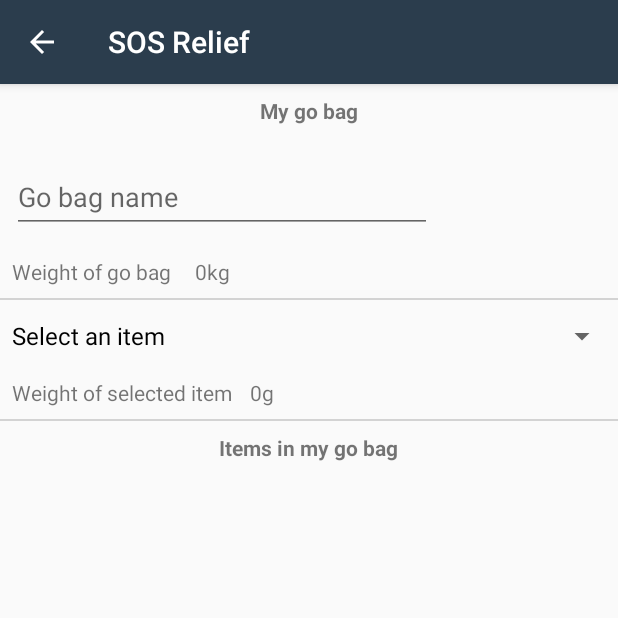
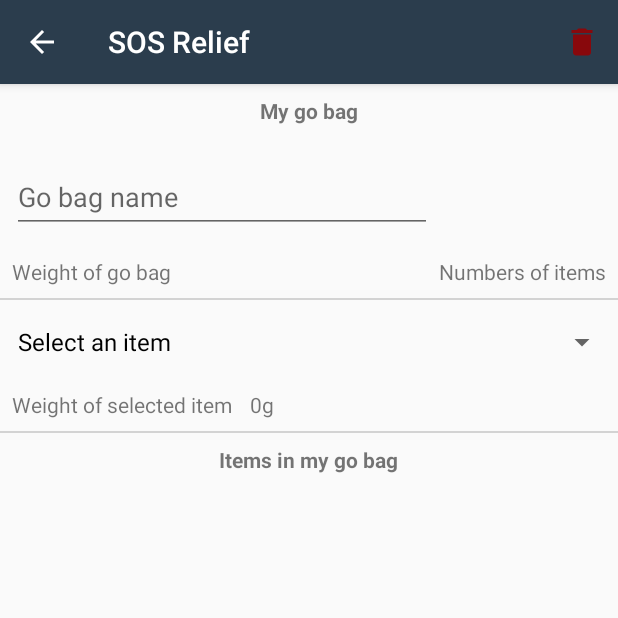
Before and after one commit to AngaKoko/SoS-Relief, an Android app: the GoBagListActivity screen opened directly, with no data from a screen before it, on a phone screen of 412 x 824 dp, the top half of it. Run offline under Robolectric (Android 15) with nearby library versions, the phone set to English and light mode, and no system bars.

Commit message:
Set weight and number of items in go bag

```diff
--- a/app/src/main/AndroidManifest.xml
+++ b/app/src/main/AndroidManifest.xml
@@ -40,8 +40,9 @@
         <activity
             android:name=".WildfireActivity"
             android:label="@string/wildfire" />
-        <activity android:name=".GoBagActivity" />
-        <activity android:name=".GoBagListActivity" />
+        <activity android:name=".GoBagActivity"
+            android:label="@string/go_bag"/>
+        <activity android:name=".GoBagListActivity"/>
         <activity android:name=".dialog.NewGoBagDialogActivity"
             android:excludeFromRecents="true"
             android:label=""
--- a/app/src/main/java/com/example/simba/canopener/GoBagListActivity.java
+++ b/app/src/main/java/com/example/simba/canopener/GoBagListActivity.java
@@ -2,6 +2,7 @@ package com.example.simba.canopener;
 
 import android.app.LoaderManager;
 import android.content.ContentValues;
+import android.content.Context;
 import android.content.Intent;
 import android.content.Loader;
 import android.database.Cursor;
@@ -11,6 +12,7 @@ import android.os.Bundle;
 import android.support.v7.widget.LinearLayoutManager;
 import android.support.v7.widget.RecyclerView;
 import android.support.v7.widget.Toolbar;
+import android.view.Menu;
 import android.view.MenuItem;
 import android.view.View;
 import android.widget.AdapterView;
@@ -46,12 +48,13 @@ public class GoBagListActivity extends AppCompatActivity implements LoaderManage
     RecyclerView mRecyclerView;
     Spinner mSpinner;
 
-    TextView mWeightOfItemTextView, mWeightOfBagTextView;
+    TextView mWeightOfItemTextView, mWeightOfBagTextView, mNumberOfItemsTextView;
     EditText mGoBagNameEditText;
 
     ArrayList<String> mGoBagArray;
     double mWeightOfItem = 0;
     double mWeightOfBag = 0;
+    int mNumberOfItems = 0;
     String mGoBagName;
     long mTimeCreated;
 
@@ -72,6 +75,7 @@ public class GoBagListActivity extends AppCompatActivity implements LoaderManage
         mWeightOfBagTextView = findViewById(R.id.weight_of_go_bag_text_view);
         mWeightOfItemTextView = findViewById(R.id.weight_of_item_text_view);
         mGoBagNameEditText = findViewById(R.id.go_bag_name_edit_text);
+        mNumberOfItemsTextView = findViewById(R.id.number_of_items_text_view);
 
         Intent intent = getIntent();
         Bundle bundle = intent.getExtras();
@@ -200,16 +204,7 @@ public class GoBagListActivity extends AppCompatActivity implements LoaderManage
         }
     }
 
-    @Override
-    public boolean onOptionsItemSelected(MenuItem item) {
-        switch (item.getItemId()) {
-            case android.R.id.home:
-                onBackPressed();
-                return true;
-            default:
-                return super.onOptionsItemSelected(item);
-        }
-    }
+    private void deleteGoBag(){}
 
     @Override
     public Loader<Cursor> onCreateLoader(int id, Bundle args) {
@@ -232,14 +227,33 @@ public class GoBagListActivity extends AppCompatActivity implements LoaderManage
         return new GoBagLoader(this, null, rawQuery, selectionArgs);
     }
 
+    /**
+     * Loop through cursor
+     * Calculate total number of items in go bad, and weight of go bag
+     */
+    private void setGoBagProperties(){
+        double weight = 0;
+        int quantity = 0;
+
+        //loop through cursor
+        for(int i = 0; i < mCursor.getCount(); i++){
+            //move cursor to next position
+            mCursor.moveToPosition(i);
+
+            weight += mCursor.getDouble(1);
+            quantity += mCursor.getInt(2);
+
+            //Set values of result
+            mNumberOfItemsTextView.setText(getString(R.string.numbers_of_items)+":  "+quantity);
+            mWeightOfBagTextView.setText(getString(R.string.weight_of_go_bag)+":  "+weight+"kg");
+        }
+    }
+
     @Override
     public void onLoadFinished(Loader<Cursor> loader, Cursor data) {
         mCursor = data;
         mAdapter.swapCursor(mCursor);
-        //If result is empty show empty state text view
-        //if(mCursor.getCount() < 1) mEmptyStateTextView.setVisibility(View.VISIBLE);
-            //if result is not empty hide empty sate text view
-        //else mEmptyStateTextView.setVisibility(View.GONE);
+        setGoBagProperties();
     }
 
     @Override
@@ -257,4 +271,26 @@ public class GoBagListActivity extends AppCompatActivity implements LoaderManage
     public void onLongClick(int position) {
 
     }
+
+    @Override
+    public boolean onCreateOptionsMenu(Menu menu) {
+        // Inflate the menu; this adds items to the action bar if it is present.
+        getMenuInflater().inflate(R.menu.go_bag_list_menu, menu);
+
+        return true;
+    }
+
+    @Override
+    public boolean onOptionsItemSelected(MenuItem item) {
+        switch (item.getItemId()) {
+            case android.R.id.home:
+                onBackPressed();
+                return true;
+            case R.id.menu_delete:
+                deleteGoBag();
+                return true;
+            default:
+                return super.onOptionsItemSelected(item);
+        }
+    }
 }
--- /dev/null
+++ b/app/src/main/res/drawable/ic_delete_24dp.xml
@@ -0,0 +1,5 @@
+<vector android:height="24dp" android:tint="#88080C"
+    android:viewportHeight="24.0" android:viewportWidth="24.0"
+    android:width="24dp" xmlns:android="http://schemas.android.com/apk/res/android">
+    <path android:fillColor="#FF000000" android:pathData="M6,19c0,1.1 0.9,2 2,2h8c1.1,0 2,-0.9 2,-2V7H6v12zM19,4h-3.5l-1,-1h-5l-1,1H5v2h14V4z"/>
+</vector>
--- a/app/src/main/res/layout/activity_new_go_bag.xml
+++ b/app/src/main/res/layout/activity_new_go_bag.xml
@@ -58,17 +58,21 @@
             android:layout_height="wrap_content"
             android:orientation="horizontal">
             <TextView
-                android:layout_width="wrap_content"
+                android:id="@+id/weight_of_go_bag_text_view"
+                android:layout_width="0dp"
                 android:layout_height="wrap_content"
+                android:layout_weight="1"
                 android:padding="@dimen/dim_medium"
                 android:text="@string/weight_of_go_bag"/>
 
             <TextView
-                android:id="@+id/weight_of_go_bag_text_view"
-                android:layout_width="wrap_content"
+                android:id="@+id/number_of_items_text_view"
+                android:layout_width="0dp"
                 android:layout_height="wrap_content"
+                android:layout_weight="1"
                 android:padding="@dimen/dim_medium"
-                android:text="0kg"/>
+                android:text="@string/numbers_of_items"
+                android:gravity="end"/>
         </LinearLayout>
 
         <View
@@ -79,7 +83,8 @@
         <Spinner
             android:id="@+id/go_bag_spinner"
             android:layout_width="match_parent"
-            android:layout_height="wrap_content"/>
+            android:layout_height="wrap_content"
+            android:padding="@dimen/dim_small"/>
 
         <LinearLayout
             android:layout_width="match_parent"
--- /dev/null
+++ b/app/src/main/res/menu/go_bag_list_menu.xml
@@ -0,0 +1,9 @@
+<?xml version="1.0" encoding="utf-8"?>
+<menu xmlns:android="http://schemas.android.com/apk/res/android"
+    xmlns:app="http://schemas.android.com/apk/res-auto">
+    <item
+        android:id="@+id/menu_delete"
+        android:title="@string/delete"
+        android:icon="@drawable/ic_delete_24dp"
+        app:showAsAction="ifRoom" />
+</menu>
--- a/app/src/main/res/values/strings.xml
+++ b/app/src/main/res/values/strings.xml
@@ -24,6 +24,9 @@
     <string name="items">Items</string>
     <string name="item">Item</string>
     <string name="items_in_my_go_bag">Items in my go bag</string>
+    <string name="go_bag">Go Bag</string>
+    <string name="numbers_of_items">Numbers of items</string>
+    <string name="delete">Delete</string>
 
     <string name="what_to_expect_during_earthquake">What to expect during an earthquake</string>
     <string name="small_or_medium_quakes">Small or moderate earthquakes</string>
```
